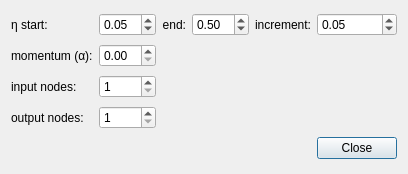
This is config.ui in joshuaeckroth/NeuralNetworkSimulator as Qt 5 draws it before an edit. The edited form follows.
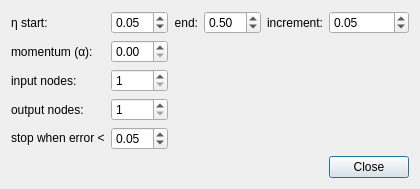
This is the edited form.

Commit message: Stop when success condition is met. Fixed number of networks.

```diff
--- a/config.ui
+++ b/config.ui
@@ -66,6 +66,9 @@
    </item>
    <item row="0" column="5">
     <widget class="QDoubleSpinBox" name="etaIncrementSpinBox">
+     <property name="minimum">
+      <double>0.010000000000000</double>
+     </property>
      <property name="singleStep">
       <double>0.050000000000000</double>
      </property>
@@ -102,7 +105,7 @@
      </property>
     </widget>
    </item>
-   <item row="4" column="5">
+   <item row="5" column="5">
     <widget class="QPushButton" name="closeButton">
      <property name="text">
       <string>Close</string>
@@ -123,6 +126,23 @@
      </property>
     </widget>
    </item>
+   <item row="4" column="0">
+    <widget class="QLabel" name="stopLabel">
+     <property name="text">
+      <string>stop when error &lt;</string>
+     </property>
+    </widget>
+   </item>
+   <item row="4" column="1">
+    <widget class="QDoubleSpinBox" name="stopSpinBox">
+     <property name="singleStep">
+      <double>0.010000000000000</double>
+     </property>
+     <property name="value">
+      <double>0.050000000000000</double>
+     </property>
+    </widget>
+   </item>
   </layout>
  </widget>
  <resources/>
```
The commit also changes 8 other files.
